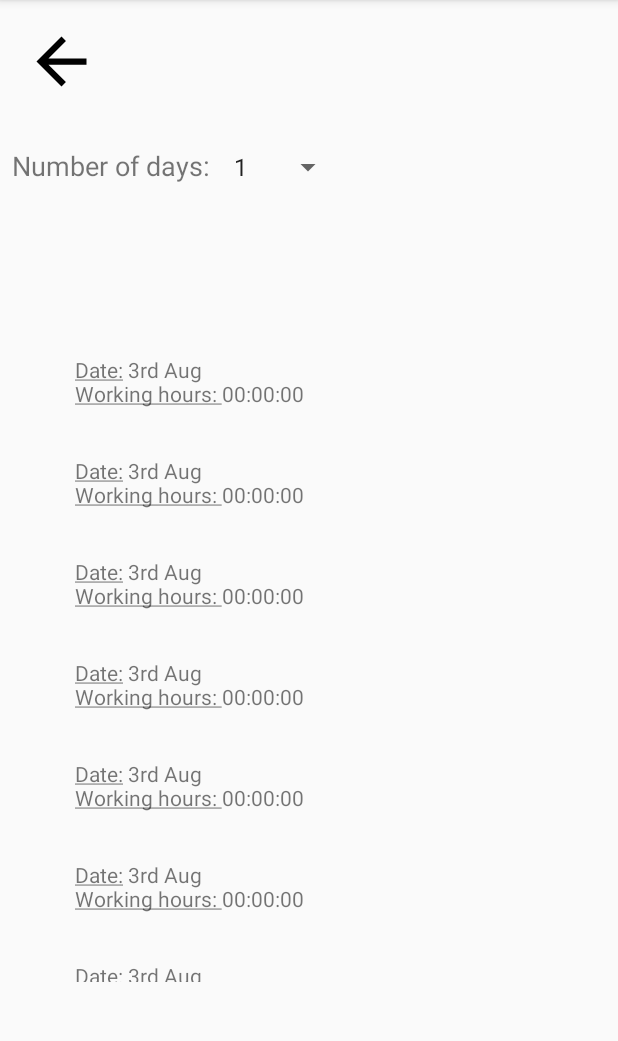
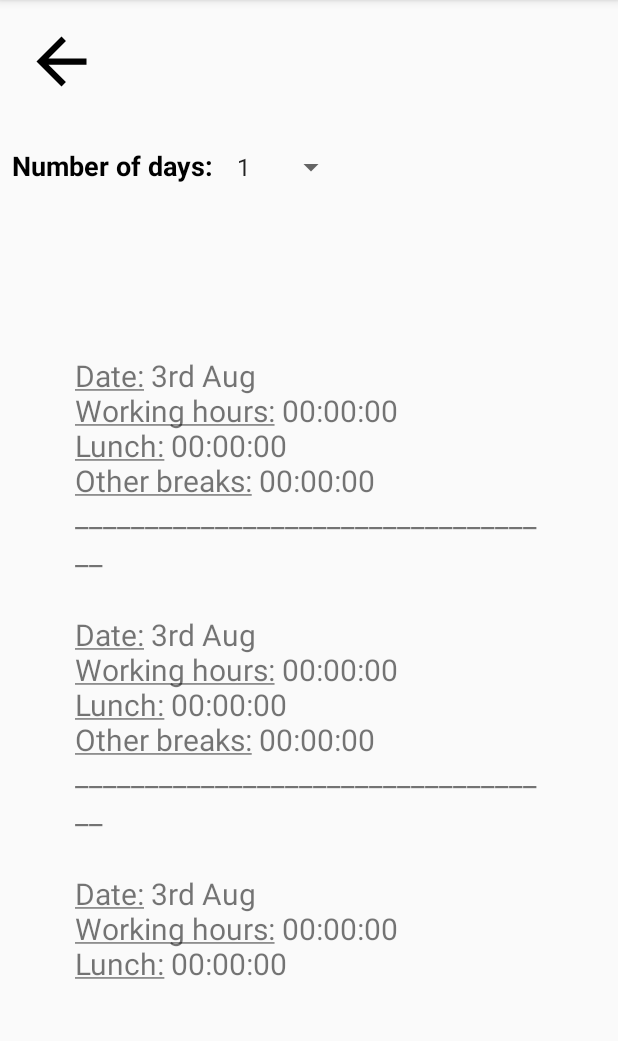
Before and after one commit to EricSumStu/August19, an Android app: the Report screen opened directly, with no data from a screen before it, on a phone screen of 412 x 824 dp, the part 84-1125 px from its top. Run offline under Robolectric (Android 15) with nearby library versions, the phone set to English and light mode, and no system bars.

Commit message:
bold text

```diff
--- a/TrackMyHours/app/src/main/java/com/example/trackmyhours/Report.java
+++ b/TrackMyHours/app/src/main/java/com/example/trackmyhours/Report.java
@@ -5,6 +5,7 @@ import androidx.appcompat.app.AppCompatActivity;
 import android.content.Intent;
 import android.os.Bundle;
 import android.text.Html;
+import android.util.TypedValue;
 import android.view.View;
 import android.widget.LinearLayout;
 import android.widget.TextView;
@@ -27,9 +28,10 @@ public class Report extends AppCompatActivity {
             final TextView rowTextView = new TextView(this);
 
             // set some properties of rowTextView or something
+            rowTextView.setTextSize(20);
 
             // rowTextView.setText("Date: 3rd Aug\n" + "Working hours: " + "00:00:00\n\n");
-            rowTextView.setText(Html.fromHtml("<u>Date:</u> 3rd Aug <br> <u>Working hours: </u> 00:00:00<br><br>"));
+            rowTextView.setText(Html.fromHtml("<u>Date:</u> 3rd Aug <br> <u>Working hours:</u> 00:00:00<br> <u>Lunch:</u> 00:00:00 <br> <u>Other breaks:</u> 00:00:00 <br>___________________________________<br> "));
             // add the textview to the linearlayout
             linearLayout.addView(rowTextView);
 
--- a/TrackMyHours/app/src/main/res/layout/activity_report.xml
+++ b/TrackMyHours/app/src/main/res/layout/activity_report.xml
@@ -45,7 +45,9 @@
         android:text="@string/noOfDays"
         android:textSize="18sp"
         app:layout_constraintStart_toStartOf="parent"
-        app:layout_constraintTop_toBottomOf="@+id/button2" />
+        app:layout_constraintTop_toBottomOf="@+id/button2"
+        android:textStyle="bold"
+        android:textColor="#000000"/>
 
     <LinearLayout
         android:id="@+id/linearLayout"
```
